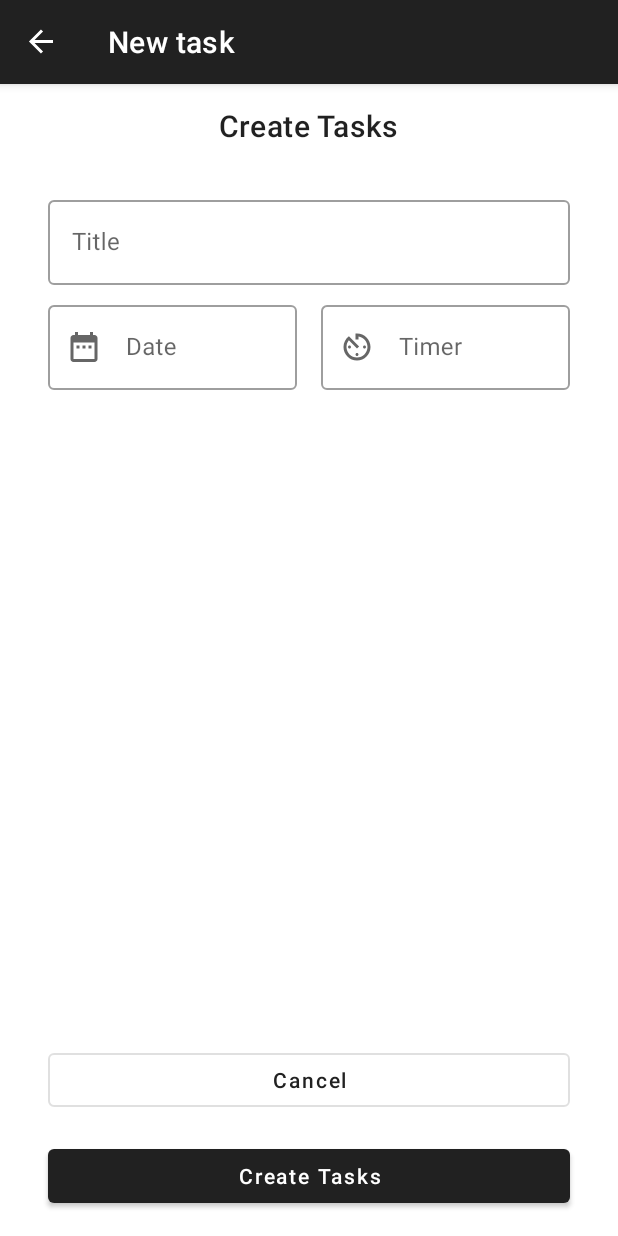
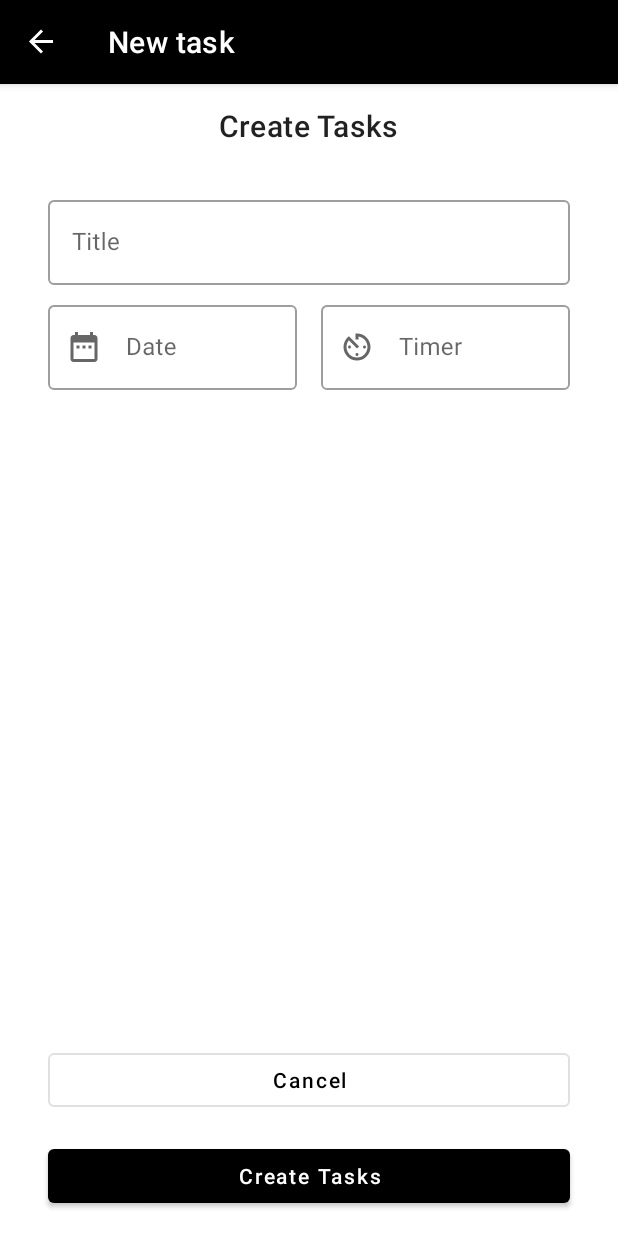
Before and after one commit to DucTato/Remindful, an Android app: the screen it shows after launch (MainActivity), after a tap on "TODO", on a phone screen of 412 x 824 dp. Run offline under Robolectric (Android 15) with nearby library versions, the phone set to English and light mode, and no system bars; our stand-ins replace navigation-ui.

Commit message:
Update themes.xml
matched colors with the app theme

```diff
--- a/app/src/main/res/values/themes.xml
+++ b/app/src/main/res/values/themes.xml
@@ -3,6 +3,13 @@
     <style name="Base.Theme.Remindful" parent="Theme.MaterialComponents.DayNight.DarkActionBar">
         <!-- Customize your light theme here. -->
         <!-- <item name="colorPrimary">@color/my_light_primary</item> -->
+        <!-- Primary brand color. -->
+        <item name="colorPrimary">@color/black</item>
+        <item name="colorPrimaryDark">@color/black</item>
+
+        <!-- Secondary brand color. -->
+        <item name="colorSecondary">@color/black</item>
+        <item name="colorOnSecondary">@color/white</item>
     </style>
 
     <style name="Theme.Remindful" parent="Base.Theme.Remindful" />
```
